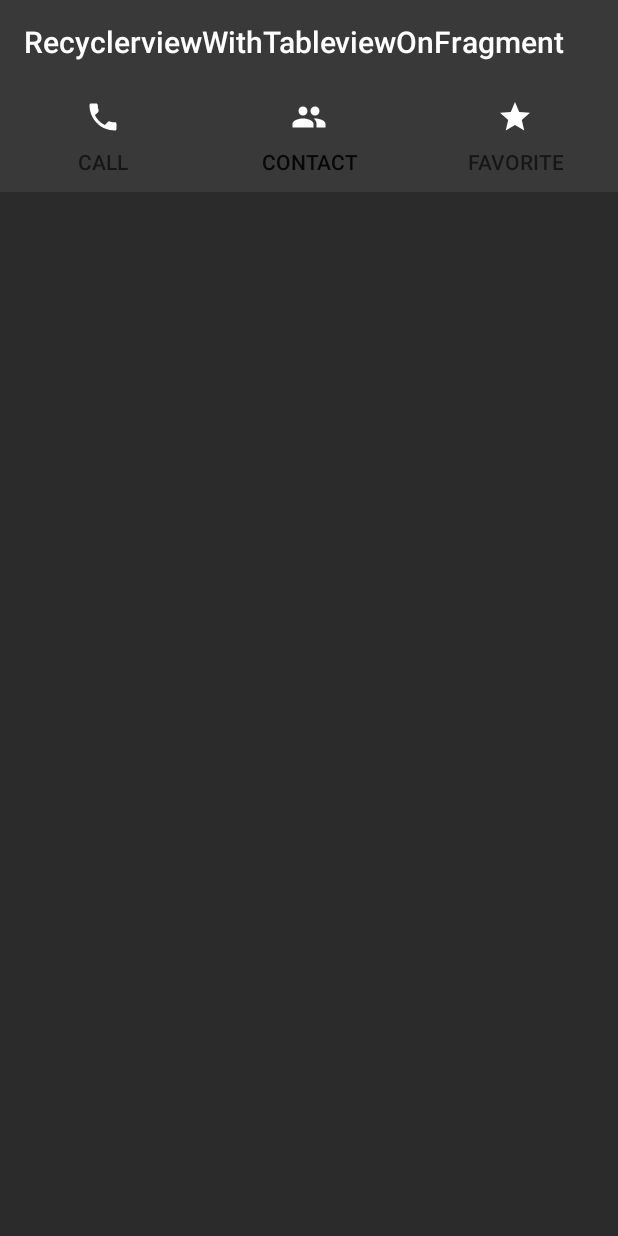
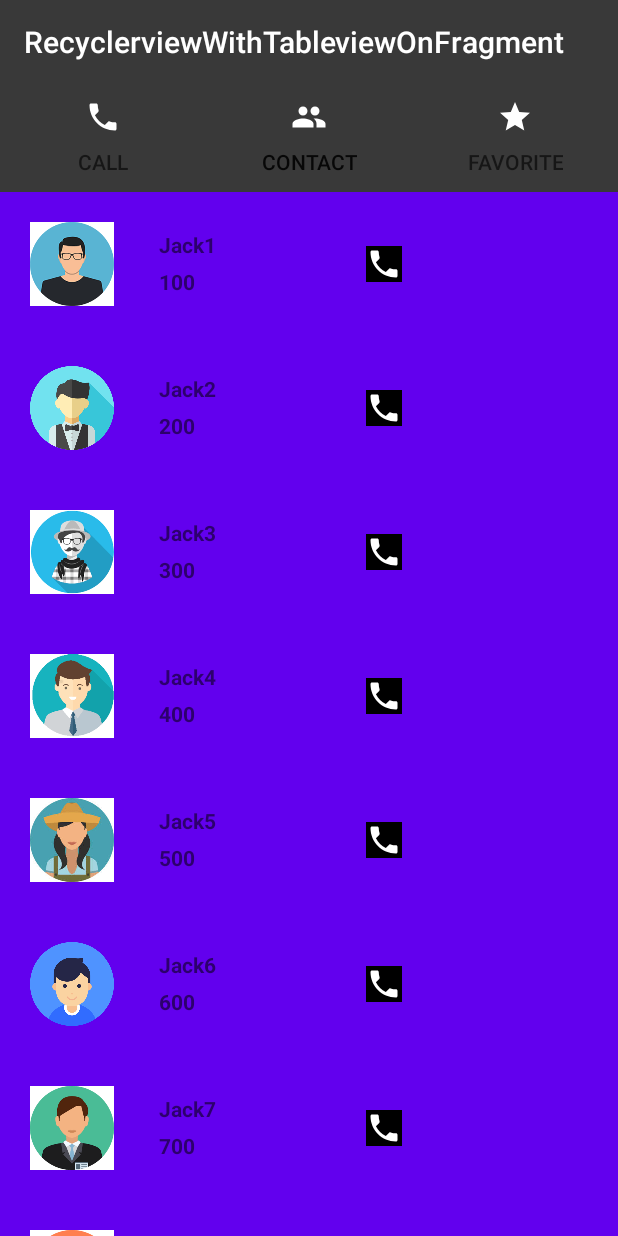
Before and after one commit to foureverhh/FragmentWithRecyclerview, an Android app: the screen it shows after launch (MainActivity), tab 2 chosen, on a phone screen of 412 x 824 dp. Run offline under Robolectric (Android 15) with nearby library versions, the phone set to English and light mode, and no system bars.

Commit message:
Add recyclerview on contact_fragment and set up adapter to recycler view

```diff
--- a/app/build.gradle
+++ b/app/build.gradle
@@ -27,5 +27,6 @@ dependencies {
     androidTestImplementation 'com.android.support.test.espresso:espresso-core:3.0.2'
 
     implementation 'com.android.support:design:28.0.0'
+    implementation 'com.android.support:recyclerview-v7:28.0.0'
 
 }
--- /dev/null
+++ b/app/src/main/java/com/nackademin/foureverhh/recyclerviewwithtableviewonfragment/Contact.java
@@ -0,0 +1,42 @@
+package com.nackademin.foureverhh.recyclerviewwithtableviewonfragment;
+
+public class Contact {
+
+
+    private String name;
+    private String phoneNumber;
+    private int photo;
+
+    public Contact() {
+    }
+
+    public Contact(String name, String phoneNumber,int photo) {
+        this.photo = photo;
+        this.name = name;
+        this.phoneNumber = phoneNumber;
+    }
+
+    public int getPhoto() {
+        return photo;
+    }
+
+    public String getName() {
+        return name;
+    }
+
+    public String getPhoneNumber() {
+        return phoneNumber;
+    }
+
+    public void setPhoto(int photo) {
+        this.photo = photo;
+    }
+
+    public void setName(String name) {
+        this.name = name;
+    }
+
+    public void setPhoneNumber(String phoneNumber) {
+        this.phoneNumber = phoneNumber;
+    }
+}
--- a/app/src/main/java/com/nackademin/foureverhh/recyclerviewwithtableviewonfragment/FragmentContact.java
+++ b/app/src/main/java/com/nackademin/foureverhh/recyclerviewwithtableviewonfragment/FragmentContact.java
@@ -1,16 +1,26 @@
 package com.nackademin.foureverhh.recyclerviewwithtableviewonfragment;
 
+import android.content.Context;
 import android.os.Bundle;
 import android.support.annotation.NonNull;
 import android.support.annotation.Nullable;
 import android.support.v4.app.Fragment;
+import android.support.v7.widget.LinearLayoutManager;
+import android.support.v7.widget.RecyclerView;
 import android.view.LayoutInflater;
 import android.view.View;
 import android.view.ViewGroup;
 
+import java.util.ArrayList;
+import java.util.List;
+
 public class FragmentContact extends Fragment {
 
     View view;
+
+    private RecyclerView myRecyclerview;
+    private List<Contact> contactList;
+
 
     public FragmentContact() {
     }
@@ -19,6 +29,27 @@ public class FragmentContact extends Fragment {
     @Override
     public View onCreateView(@NonNull LayoutInflater inflater, @Nullable ViewGroup container, @Nullable Bundle savedInstanceState) {
         view = inflater.inflate(R.layout.contact_fragment,container,false);
+        myRecyclerview = view.findViewById(R.id.recyclerView_contact);
+        RecyclerViewAdapter recyclerViewAdapter = new RecyclerViewAdapter(getContext(), contactList);
+        RecyclerView.LayoutManager layoutManager = new LinearLayoutManager(getActivity());
+        myRecyclerview.setAdapter(recyclerViewAdapter);
+        myRecyclerview.setLayoutManager(layoutManager);
         return view;
     }
+
+    @Override
+    public void onCreate(@Nullable Bundle savedInstanceState) {
+        super.onCreate(savedInstanceState);
+        contactList = new ArrayList<>();
+        contactList.add(new Contact("Jack1","100",R.drawable.jack1));
+        contactList.add(new Contact("Jack2","200",R.drawable.jack2));
+        contactList.add(new Contact("Jack3","300",R.drawable.jack3));
+        contactList.add(new Contact("Jack4","400",R.drawable.jack4));
+        contactList.add(new Contact("Jack5","500",R.drawable.jack5));
+        contactList.add(new Contact("Jack6","600",R.drawable.jack6));
+        contactList.add(new Contact("Jack7","700",R.drawable.jack7));
+        contactList.add(new Contact("Jack8","800",R.drawable.jack8));
+
+
+    }
 }
--- /dev/null
+++ b/app/src/main/java/com/nackademin/foureverhh/recyclerviewwithtableviewonfragment/RecyclerViewAdapter.java
@@ -0,0 +1,62 @@
+package com.nackademin.foureverhh.recyclerviewwithtableviewonfragment;
+
+import android.content.Context;
+import android.support.annotation.NonNull;
+import android.support.v7.widget.RecyclerView;
+import android.view.LayoutInflater;
+import android.view.View;
+import android.view.ViewGroup;
+import android.widget.ImageView;
+import android.widget.LinearLayout;
+import android.widget.TextView;
+
+import java.util.ArrayList;
+import java.util.List;
+import java.util.zip.Inflater;
+
+public class RecyclerViewAdapter extends RecyclerView.Adapter<RecyclerViewAdapter.MyViewHolder> {
+
+    private Context mContext;
+    private List<Contact> contactList = new ArrayList<>();
+
+    public RecyclerViewAdapter(Context mContext, List<Contact> contactList) {
+        this.mContext = mContext;
+        this.contactList = contactList;
+    }
+
+    public static class MyViewHolder extends RecyclerView.ViewHolder {
+
+        private TextView nameText;
+        private TextView numberText;
+        private ImageView imageView;
+
+        public MyViewHolder(@NonNull View itemView) {
+            super(itemView);
+            nameText = itemView.findViewById(R.id.name_contact);
+            numberText = itemView.findViewById(R.id.phone_contact);
+            imageView = itemView.findViewById(R.id.img_contact);
+        }
+    }
+
+    @NonNull
+    @Override
+    public MyViewHolder onCreateViewHolder(@NonNull ViewGroup viewGroup, int i) {
+        View view = LayoutInflater.from(mContext)
+                    .inflate(R.layout.item_contact,viewGroup,false);
+        MyViewHolder viewHolder = new MyViewHolder(view);
+        return viewHolder;
+    }
+
+    @Override
+    public void onBindViewHolder(@NonNull MyViewHolder myViewHolder, int i) {
+        myViewHolder.numberText.setText(contactList.get(i).getPhoneNumber());
+        myViewHolder.nameText.setText(contactList.get(i).getName());
+        myViewHolder.imageView.setImageResource(contactList.get(i).getPhoto());
+    }
+
+    @Override
+    public int getItemCount() {
+        return contactList.size();
+    }
+
+}
--- a/app/src/main/res/layout/call_fragment.xml
+++ b/app/src/main/res/layout/call_fragment.xml
@@ -2,7 +2,7 @@
 <LinearLayout xmlns:android="http://schemas.android.com/apk/res/android"
     android:orientation="vertical" android:layout_width="match_parent"
     android:layout_height="match_parent"
-    android:background="@color/backgroundFragment"
+    android:background="@android:color/holo_blue_bright"
 
     >
 
--- a/app/src/main/res/layout/contact_fragment.xml
+++ b/app/src/main/res/layout/contact_fragment.xml
@@ -2,6 +2,12 @@
 <LinearLayout xmlns:android="http://schemas.android.com/apk/res/android"
     android:orientation="vertical" android:layout_width="match_parent"
     android:layout_height="match_parent"
-    android:background="@color/backgroundFragment">
+    android:background="@color/design_default_color_primary">
 
+    <android.support.v7.widget.RecyclerView
+        android:layout_width="match_parent"
+        android:layout_height="match_parent"
+        android:id="@+id/recyclerView_contact">
+
+    </android.support.v7.widget.RecyclerView>
 </LinearLayout>
--- a/app/src/main/res/layout/fav_fragment.xml
+++ b/app/src/main/res/layout/fav_fragment.xml
@@ -2,6 +2,6 @@
 <LinearLayout xmlns:android="http://schemas.android.com/apk/res/android"
     android:orientation="vertical" android:layout_width="match_parent"
     android:layout_height="match_parent"
-    android:background="@color/backgroundFragment">
+    android:background="@android:color/holo_green_dark">
 
 </LinearLayout>
--- /dev/null
+++ b/app/src/main/res/layout/item_contact.xml
@@ -0,0 +1,53 @@
+<?xml version="1.0" encoding="utf-8"?>
+<LinearLayout xmlns:android="http://schemas.android.com/apk/res/android"
+    android:orientation="horizontal"
+    android:layout_width="match_parent"
+    android:layout_height="wrap_content"
+    android:padding="20dp">
+
+    <ImageView
+        android:id="@+id/img_contact"
+        android:layout_width="56dp"
+        android:layout_height="56dp"
+        android:src="@mipmap/ic_launcher_round"/>
+
+    <LinearLayout
+        android:layout_width="wrap_content"
+        android:layout_height="wrap_content"
+        android:orientation="vertical"
+        android:layout_marginStart="30dp">
+
+        <TextView
+            android:id="@+id/name_contact"
+            android:layout_width="wrap_content"
+            android:layout_height="wrap_content"
+            android:textStyle="bold"
+            android:text="Contact Name"
+            android:layout_marginTop="5dp"/>
+
+        <TextView
+            android:layout_width="wrap_content"
+            android:layout_height="wrap_content"
+            android:text="Phone number here"
+            android:id="@+id/phone_contact"
+            android:textStyle="bold"
+            android:layout_marginTop="5dp"/>
+
+    </LinearLayout>
+
+    <LinearLayout
+        android:layout_width="210dp"
+        android:layout_height="match_parent"
+        android:layout_gravity="end">
+
+        <ImageView
+            android:layout_width="wrap_content"
+            android:layout_height="wrap_content"
+            android:layout_gravity="center_vertical"
+            android:background="#000"
+            android:src="@drawable/ic_call"
+            android:layout_marginStart="100dp"/>
+
+    </LinearLayout>
+
+</LinearLayout>
```
Also changed, not shown: app/src/main/res/drawable/jack1.png (added), app/src/main/res/drawable/jack2.png (added), app/src/main/res/drawable/jack3.png (added), app/src/main/res/drawable/jack4.png (added), app/src/main/res/drawable/jack5.jpg (added), app/src/main/res/drawable/jack6.png (added), app/src/main/res/drawable/jack7.png (added), app/src/main/res/drawable/jack8.png (added).
